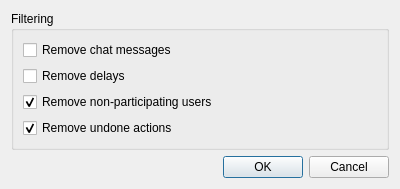
Qt form src/client/ui/recfilter.ui (drawpile/Drawpile) before a commit.
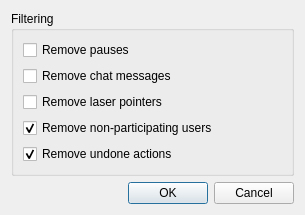
The same form after that commit.

Commit message: Make laser trails recordable and add filter option

The edit to the form file:
```diff
--- a/src/client/ui/recfilter.ui
+++ b/src/client/ui/recfilter.ui
@@ -6,8 +6,8 @@
    <rect>
     <x>0</x>
     <y>0</y>
-    <width>400</width>
-    <height>179</height>
+    <width>305</width>
+    <height>201</height>
    </rect>
   </property>
   <property name="windowTitle">
@@ -20,6 +20,13 @@
       <string>Filtering</string>
      </property>
      <layout class="QVBoxLayout" name="verticalLayout">
+      <item>
+       <widget class="QCheckBox" name="removeDelays">
+        <property name="text">
+         <string>Remove pauses</string>
+        </property>
+       </widget>
+      </item>
       <item>
        <widget class="QCheckBox" name="removeChat">
         <property name="text">
@@ -28,9 +35,9 @@
        </widget>
       </item>
       <item>
-       <widget class="QCheckBox" name="removeDelays">
+       <widget class="QCheckBox" name="removeLasers">
         <property name="text">
-         <string>Remove delays</string>
+         <string>Remove laser pointers</string>
         </property>
        </widget>
       </item>
```
The commit also changes 5 other files.
